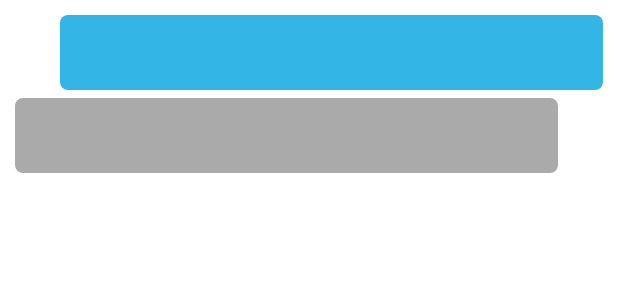
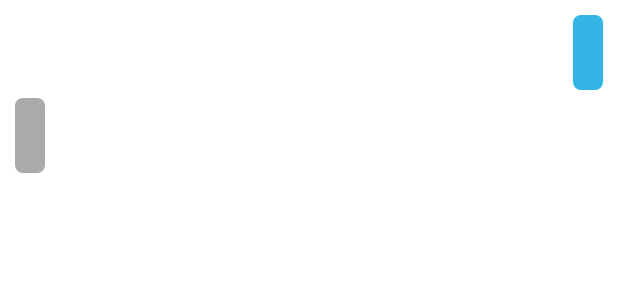
Before and after one commit to ibnu1590/AndroidSimpleChatBotJava, an Android app: the layout adapter_message_one.xml on its own in the app's theme, with its tools: preview values and no code run, on a phone screen of 412 x 824 dp. Shown: the top 300 px of the screen. Run offline under Robolectric (Android 15) with nearby library versions, the phone set to English and light mode, and no system bars.

Commit message:
Update adapter_message_one.xml

```diff
--- a/SimpleChatBot/app/src/main/res/layout/adapter_message_one.xml
+++ b/SimpleChatBot/app/src/main/res/layout/adapter_message_one.xml
@@ -6,11 +6,13 @@
     android:layout_height="wrap_content">
 
   <TextView
-      android:layout_width="match_parent"
+      android:layout_width="wrap_content"
       android:layout_height="wrap_content"
-      android:padding="5dp"
+      android:padding="10dp"
       android:textColor="@android:color/white"
+      android:textAlignment="textEnd"
       android:textSize="20sp"
+      android:layout_gravity="end"
       android:minHeight="50dp"
       android:id="@+id/message_send"
       android:layout_marginBottom="5dp"
@@ -21,9 +23,9 @@
   </TextView>
 
   <TextView
-      android:layout_width="match_parent"
+      android:layout_width="wrap_content"
       android:layout_height="wrap_content"
-      android:padding="5dp"
+      android:padding="10dp"
       android:minHeight="50dp"
       android:textColor="@android:color/white"
       android:layout_marginBottom="5dp"
```
